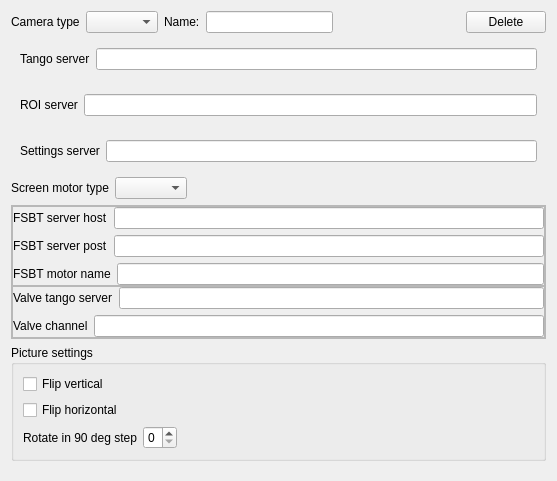
Qt form uis/CameraSettings.ui (yamedvedya/camera_viewer) before a commit.
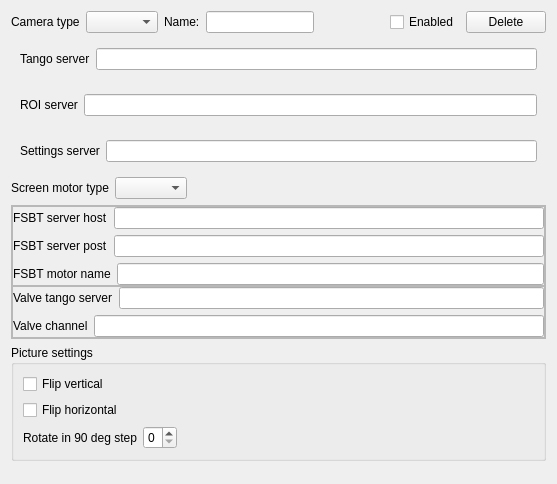
The same form after that commit.

Commit message: camera enable

```diff
--- a/uis/CameraSettings.ui
+++ b/uis/CameraSettings.ui
@@ -7,7 +7,7 @@
     <x>0</x>
     <y>0</y>
     <width>557</width>
-    <height>481</height>
+    <height>484</height>
    </rect>
   </property>
   <property name="windowTitle">
@@ -49,6 +49,13 @@
        </property>
       </spacer>
      </item>
+     <item>
+      <widget class="QCheckBox" name="chk_enabled">
+       <property name="text">
+        <string>Enabled</string>
+       </property>
+      </widget>
+     </item>
      <item>
       <widget class="QPushButton" name="cmd_delete">
        <property name="text">
```
The commit also changes 17 other files.
